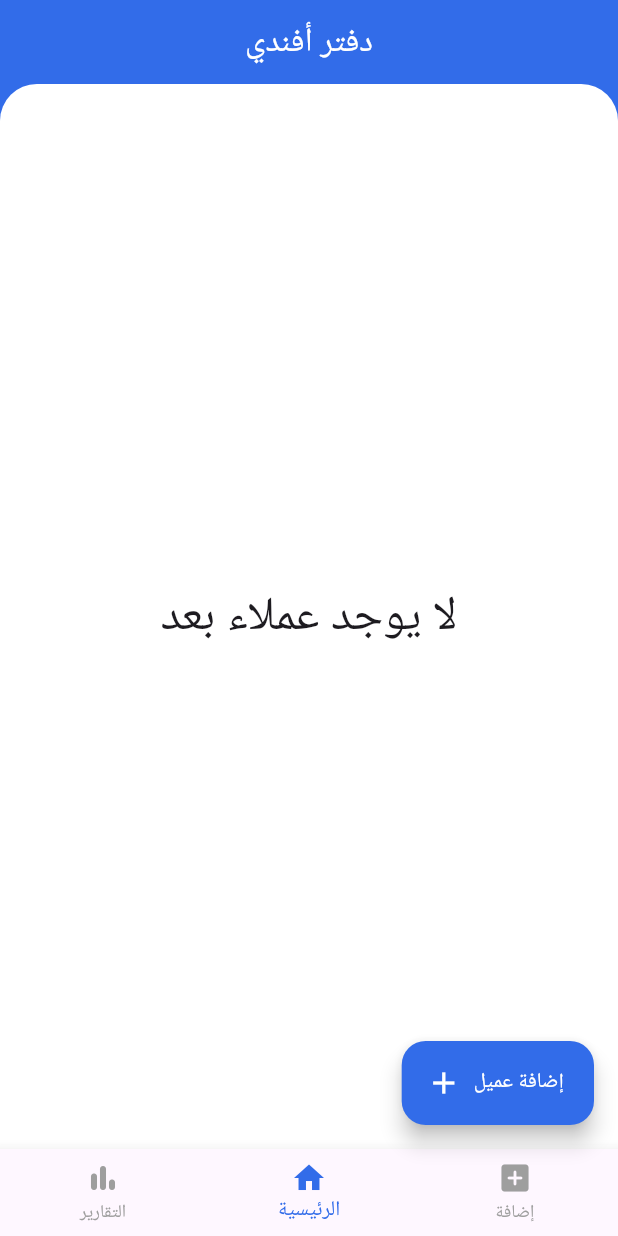
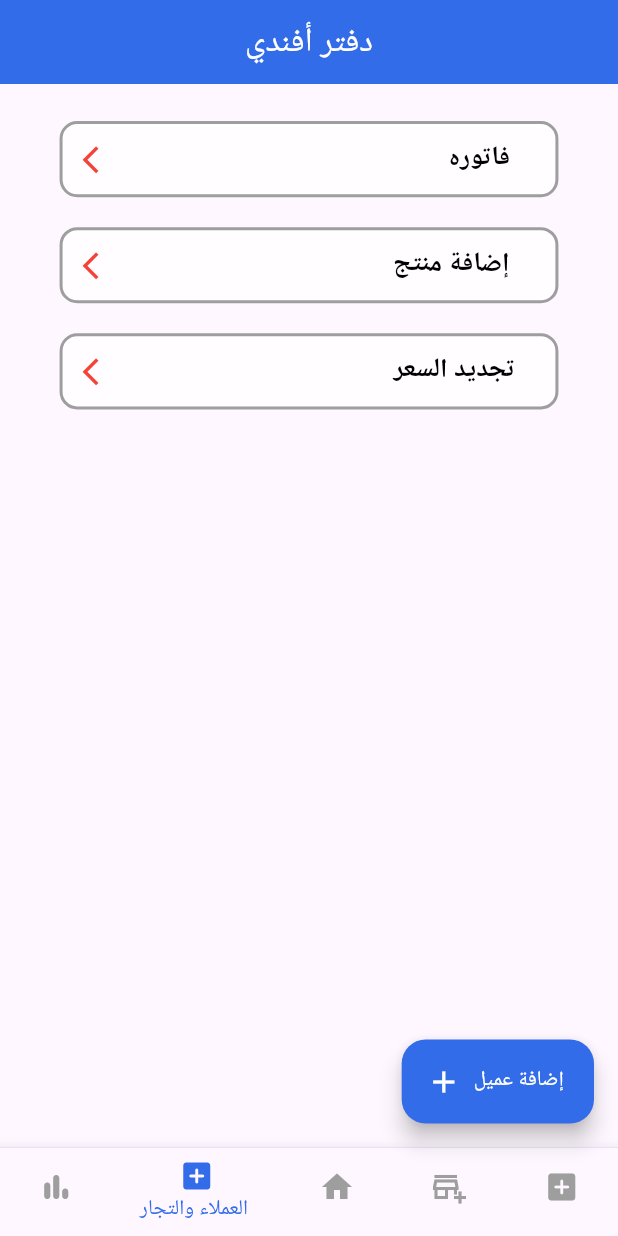
Before and after one commit to Maher35a/daftar-afandi-app, a Flutter app: the screen it shows after launch, on a phone screen of 412 x 824 dp. Run offline on Flutter 3.47's test engine with Material 3 defaults, Android fonts, the light colour scheme and no system bars; our stand-ins replace bloc, cloud_firestore, firebase_core, flutter_bloc, flutter_screenutil, hive and 3 more; accounts and stored records are empty.

Commit message:
first step in new update

```diff
--- a/lib/Cubits/person__cubit.dart
+++ b/lib/Cubits/person__cubit.dart
@@ -3,7 +3,6 @@ import 'package:cloud_firestore/cloud_firestore.dart';
 import 'package:meta/meta.dart';
 import '../Models/personClass.dart';
 import '../features/Hive/hive_service.dart';
-
 part 'person__state.dart';
 
 class PersonCubit extends Cubit<PersonState> {
--- a/lib/costant/Button_Continer.dart
+++ b/lib/costant/Button_Continer.dart
@@ -1,52 +1,74 @@
 import 'package:flutter/material.dart';
+import 'package:flutter_screenutil/flutter_screenutil.dart';
 
 class ContainerWidget extends StatelessWidget {
   const ContainerWidget({
     super.key,
-    required this.containerColor,
-    required this.containerText,
+    this.containerColor,
+     this.containerText,
     required this.containerTextColor,
     this.containerBorderColor,
     required this.screenToOpen,
   });
-  final Color containerColor;
+
+  final Color? containerColor;
   final Color containerTextColor;
-  final String containerText;
+  final String? containerText;
   final Color? containerBorderColor;
   final Widget screenToOpen;
 
   @override
   Widget build(BuildContext context) {
     return Padding(
-      padding: const EdgeInsets.symmetric(horizontal: 10, vertical: 15),
-      child: GestureDetector(
+      padding: const EdgeInsets.symmetric(horizontal: 25, vertical: 10),
+      child: InkWell(
+        borderRadius: BorderRadius.circular(8),
         onTap: () {
           Navigator.push(
             context,
             MaterialPageRoute(builder: (context) => screenToOpen),
           );
         },
-        child: Container(
+        child: Column(
+          children: [
+            Container(
               width: double.infinity,
-          height: 50,
+              height: 50.h,
               decoration: BoxDecoration(
+
                 color: containerColor,
                 border: Border.all(
                   color: containerBorderColor ?? Colors.transparent,
                   width: 2,
                 ),
-            borderRadius: BorderRadius.circular(8),
+                borderRadius: BorderRadius.circular(12.sp),
               ),
-          child: Center(
-            child: Text(
-              containerText,
+              child: Padding(
+                padding: const EdgeInsets.all(8.0),
+                child: Row(
+                  children: [
+                     Icon(
+                      Icons.arrow_back_ios_new,
+                      size: 22.sp,
+                      color: Colors.red,
+                    ),
+                    Spacer(flex:10),
+                    Text(
+                      containerText!,
                       style: TextStyle(
-                fontSize: 24,
+                        fontSize: 18.sp,
                         fontWeight: FontWeight.bold,
                         color: containerTextColor,
+
+                      ),
+                    ),
+                    Spacer(flex:1),
+
+                  ],
                 ),
               ),
             ),
+          ],
         ),
       ),
     );
--- /dev/null
+++ b/lib/features/Customers_Merchants/Customers and Merchants.dart
@@ -0,0 +1,47 @@
+import 'package:daftar_afandi_app/features/Purchases/PurchasesPage.dart';
+import 'package:flutter/material.dart';
+import 'package:flutter_screenutil/flutter_screenutil.dart';
+
+import '../../costant/Button_Continer.dart';
+
+class Customers_Merchants extends StatelessWidget {
+  const Customers_Merchants({super.key});
+
+  @override
+  Widget build(BuildContext context) {
+    return Scaffold(    body:      Padding(
+      padding: EdgeInsets.all(15.sp),
+      child: Column(
+        children: [
+
+          ContainerWidget(
+            containerColor:Colors.white70,
+            containerText: " فاتوره",
+            containerTextColor: Colors.black,
+            containerBorderColor: Colors.grey,
+            screenToOpen:  PurchasesPage(),
+          ),
+          ContainerWidget(
+            containerColor:Colors.white70,
+            containerText: "  إضافة منتج ",
+            containerTextColor: Colors.black,
+            containerBorderColor: Colors.grey,
+            screenToOpen:  PurchasesPage(),
+          ),
+          ContainerWidget(
+            containerColor:Colors.white70,
+            containerText: "تجديد السعر",
+            containerTextColor: Colors.black,
+            containerBorderColor: Colors.grey,
+            screenToOpen:  PurchasesPage(),
+          ),
+
+
+        ],
+      ),
+    ),
+    );
+
+
+  }
+}
--- a/lib/features/home/home_page.dart
+++ b/lib/features/home/home_page.dart
@@ -1,8 +1,11 @@
 import 'package:flutter/material.dart';
 import 'package:flutter_screenutil/flutter_screenutil.dart';
 import '../../costant/constants.dart';
+import '../Customers_Merchants/Customers and Merchants.dart';
 import '../PeopleList/PeopleSection.dart';
+import '../Purchases/PurchasesPage.dart';
 import '../Reports/Reportspage.dart';
+import '../Salespage/Sales.dart';
 import '../add_entry/add_entry_page.dart';
 
 class HomePage extends StatefulWidget {
@@ -14,8 +17,11 @@ class _HomePageState extends State<HomePage> {
   int _currentIndex = 1;
   final List<Widget> _screens = [
     const ReportsPage(),
+    const Customers_Merchants(),
     const PeopleSection(),
-    const AddEntryPage(),
+    const PurchasesPage(),
+    const SalesPage(),
+
   ];
   @override
   Widget build(BuildContext context) {
@@ -54,13 +60,23 @@ class _HomePageState extends State<HomePage> {
             label: "التقارير",
           ),
           BottomNavigationBarItem(
+            icon: Icon(Icons.add_box_rounded),
+            label: "العملاء والتجار ",
+          ),
+          BottomNavigationBarItem(
             icon: Icon(Icons.home),
             label: "الرئيسية",
           ),
+
+          BottomNavigationBarItem(
+            icon: Icon(Icons.add_business_outlined),
+            label: "المشتريات ",
+          ),
           BottomNavigationBarItem(
             icon: Icon(Icons.add_box_rounded),
-            label: "إضافة",
+            label: "المبيعات ",
           ),
+
         ],
       ),
       floatingActionButton: _currentIndex == 1
```
Also changed, not shown: lib/costant/search-widget.dart (+9 -0 lines), lib/features/Purchases/PurchasesPage.dart (added, +46 -0 lines), lib/features/Reports/Reportspage.dart (+2 -18 lines), lib/features/Salespage/Sales.dart (added, +46 -0 lines). Lines whose indentation alone changed are shown as unchanged.
